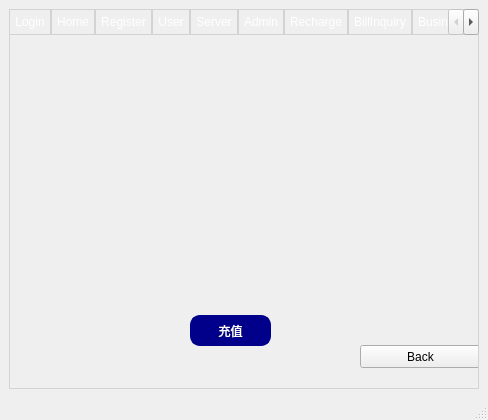
Old version of the form src/telecharge.ui in the repository Jackie-Li-0228/SQL-telecharge-system.
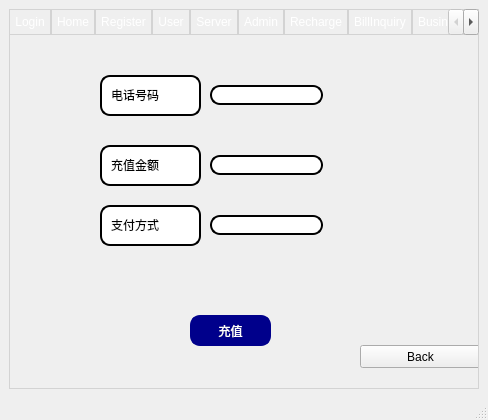
New version of the form. The open tabs and pages were chosen to show the change. Icons and pictures are not drawn.

Commit message: Theoretically complete user ui function .?

Diff of the .ui file:
```diff
--- a/src/telecharge.ui
+++ b/src/telecharge.ui
@@ -894,6 +894,129 @@
          <string>Back</string>
         </property>
        </widget>
+       <widget class="QLineEdit" name="rechargePhoneEdit">
+        <property name="geometry">
+         <rect>
+          <x>200</x>
+          <y>50</y>
+          <width>113</width>
+          <height>20</height>
+         </rect>
+        </property>
+        <property name="styleSheet">
+         <string notr="true">border: 2px solid #000000;
+border-radius: 10px;
+background-color: #FFFFFF;
+color: #000000;
+padding: 5px;</string>
+        </property>
+       </widget>
+       <widget class="QTextBrowser" name="textBrowser">
+        <property name="geometry">
+         <rect>
+          <x>90</x>
+          <y>40</y>
+          <width>101</width>
+          <height>41</height>
+         </rect>
+        </property>
+        <property name="styleSheet">
+         <string notr="true">border: 2px solid #000000;
+border-radius: 10px;
+background-color: #FFFFFF;
+color: #000000;
+padding: 5px;</string>
+        </property>
+        <property name="html">
+         <string>&lt;!DOCTYPE HTML PUBLIC &quot;-//W3C//DTD HTML 4.0//EN&quot; &quot;http://www.w3.org/TR/REC-html40/strict.dtd&quot;&gt;
+&lt;html&gt;&lt;head&gt;&lt;meta name=&quot;qrichtext&quot; content=&quot;1&quot; /&gt;&lt;style type=&quot;text/css&quot;&gt;
+p, li { white-space: pre-wrap; }
+&lt;/style&gt;&lt;/head&gt;&lt;body style=&quot; font-family:'SimSun'; font-size:9pt; font-weight:400; font-style:normal;&quot;&gt;
+&lt;p style=&quot; margin-top:0px; margin-bottom:0px; margin-left:0px; margin-right:0px; -qt-block-indent:0; text-indent:0px;&quot;&gt;电话号码&lt;/p&gt;&lt;/body&gt;&lt;/html&gt;</string>
+        </property>
+       </widget>
+       <widget class="QTextBrowser" name="textBrowser_2">
+        <property name="geometry">
+         <rect>
+          <x>90</x>
+          <y>110</y>
+          <width>101</width>
+          <height>41</height>
+         </rect>
+        </property>
+        <property name="styleSheet">
+         <string notr="true">border: 2px solid #000000;
+border-radius: 10px;
+background-color: #FFFFFF;
+color: #000000;
+padding: 5px;</string>
+        </property>
+        <property name="html">
+         <string>&lt;!DOCTYPE HTML PUBLIC &quot;-//W3C//DTD HTML 4.0//EN&quot; &quot;http://www.w3.org/TR/REC-html40/strict.dtd&quot;&gt;
+&lt;html&gt;&lt;head&gt;&lt;meta name=&quot;qrichtext&quot; content=&quot;1&quot; /&gt;&lt;style type=&quot;text/css&quot;&gt;
+p, li { white-space: pre-wrap; }
+&lt;/style&gt;&lt;/head&gt;&lt;body style=&quot; font-family:'SimSun'; font-size:9pt; font-weight:400; font-style:normal;&quot;&gt;
+&lt;p style=&quot; margin-top:0px; margin-bottom:0px; margin-left:0px; margin-right:0px; -qt-block-indent:0; text-indent:0px;&quot;&gt;充值金额&lt;/p&gt;&lt;/body&gt;&lt;/html&gt;</string>
+        </property>
+       </widget>
+       <widget class="QLineEdit" name="rechargeAmountEdit">
+        <property name="geometry">
+         <rect>
+          <x>200</x>
+          <y>120</y>
+          <width>113</width>
+          <height>20</height>
+         </rect>
+        </property>
+        <property name="styleSheet">
+         <string notr="true">border: 2px solid #000000;
+border-radius: 10px;
+background-color: #FFFFFF;
+color: #000000;
+padding: 5px;</string>
+        </property>
+       </widget>
+       <widget class="QTextBrowser" name="textBrowser_3">
+        <property name="geometry">
+         <rect>
+          <x>90</x>
+          <y>170</y>
+          <width>101</width>
+          <height>41</height>
+         </rect>
+        </property>
+        <property name="styleSheet">
+         <string notr="true">border: 2px solid #000000;
+border-radius: 10px;
+background-color: #FFFFFF;
+color: #000000;
+padding: 5px;</string>
+        </property>
+        <property name="html">
+         <string>&lt;!DOCTYPE HTML PUBLIC &quot;-//W3C//DTD HTML 4.0//EN&quot; &quot;http://www.w3.org/TR/REC-html40/strict.dtd&quot;&gt;
+&lt;html&gt;&lt;head&gt;&lt;meta name=&quot;qrichtext&quot; content=&quot;1&quot; /&gt;&lt;style type=&quot;text/css&quot;&gt;
+p, li { white-space: pre-wrap; }
+&lt;/style&gt;&lt;/head&gt;&lt;body style=&quot; font-family:'SimSun'; font-size:9pt; font-weight:400; font-style:normal;&quot;&gt;
+&lt;p style=&quot; margin-top:0px; margin-bottom:0px; margin-left:0px; margin-right:0px; -qt-block-indent:0; text-indent:0px;&quot;&gt;支付方式&lt;/p&gt;&lt;/body&gt;&lt;/html&gt;</string>
+        </property>
+       </widget>
+       <widget class="QLineEdit" name="rechargeMethodEdit">
+        <property name="geometry">
+         <rect>
+          <x>200</x>
+          <y>180</y>
+          <width>113</width>
+          <height>20</height>
+         </rect>
+        </property>
+        <property name="styleSheet">
+         <string notr="true">border: 2px solid #000000;
+border-radius: 10px;
+background-color: #FFFFFF;
+color: #000000;
+padding: 5px;</string>
+        </property>
+       </widget>
       </widget>
       <widget class="QWidget" name="tab_billInquiry">
        <attribute name="title">
```
Left out of the diff: 39 changed lines with no effect on the pictures. The commit also changes 1 other file.
